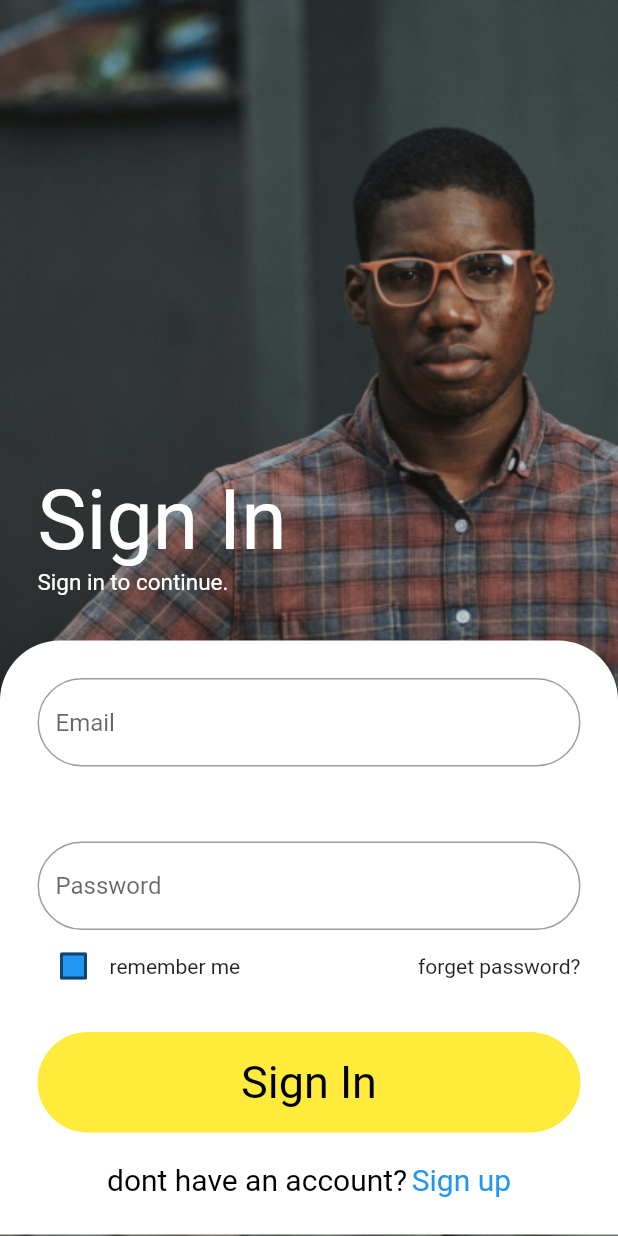
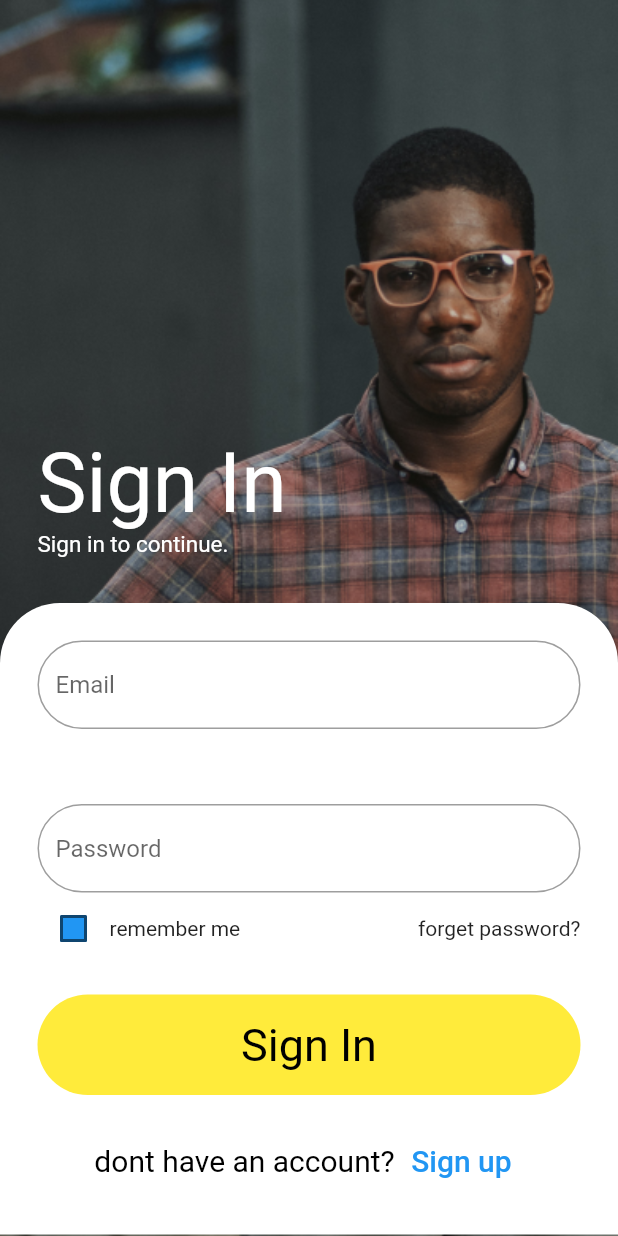
Before and after one commit to Jayson876/TradeSwap-frontend, a Flutter app: the screen it shows after launch, after a tap on "Log In", on a phone screen of 412 x 824 dp. Run offline on Flutter 3.47's test engine with Material 2 defaults, Android fonts, the light colour scheme and no system bars; our stand-ins replace email_validator, equatable, google_fonts.

Commit message:
sign up button change

```diff
--- a/lib/pages/login.dart
+++ b/lib/pages/login.dart
@@ -107,7 +107,7 @@ class LoginPage extends StatelessWidget {
                         mainAxisAlignment: MainAxisAlignment.center,
                         children: [
                           Row(
-                            children: const [
+                            children: [
                               Text(
                                 'dont have an account?',
                                 style: TextStyle(
@@ -116,11 +116,12 @@ class LoginPage extends StatelessWidget {
                               SizedBox(
                                 width: 3,
                               ),
-                              Text(
-                                'Sign up',
-                                style:
-                                    TextStyle(color: Colors.blue, fontSize: 20),
-                              )
+                              TextButton(
+                                  onPressed: () {},
+                                  child: const Text(
+                                    'Sign up',
+                                    style: TextStyle(color: Colors.blue, fontSize: 20),
+                                  ))
                             ],
                           )
                         ],
```
